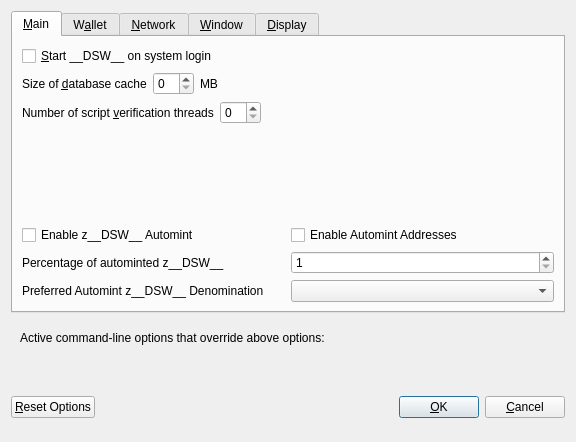
This is src/qt/forms/optionsdialog.ui in decenomy/DSW as Qt 5 draws it before an edit. The edited form follows.
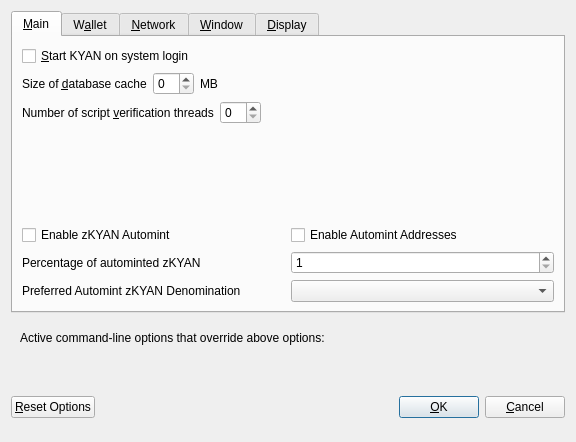
This is the edited form. Custom widgets are drawn as their Qt base class.

Patch:
```diff
--- a/src/qt/forms/optionsdialog.ui
+++ b/src/qt/forms/optionsdialog.ui
@@ -33,7 +33,7 @@
           <string>Automatically start __DSW__ after logging in to the system.</string>
          </property>
          <property name="text">
-          <string>&amp;Start __DSW__ on system login</string>
+          <string>&amp;Start KYAN on system login</string>
          </property>
         </widget>
        </item>
@@ -147,7 +147,7 @@
                <enum>Qt::LeftToRight</enum>
               </property>
               <property name="text">
-               <string>Enable z__DSW__ Automint</string>
+               <string>Enable zKYAN Automint</string>
               </property>
              </widget>
             </item>
@@ -174,7 +174,7 @@
                <string>Percentage of incoming __DSW__ which get automatically converted to z__DSW__ via Zerocoin Protocol (min: 10%)</string>
               </property>
               <property name="text">
-               <string>Percentage of autominted z__DSW__</string>
+               <string>Percentage of autominted zKYAN</string>
               </property>
              </widget>
             </item>
@@ -207,7 +207,7 @@
                <string>Wait with automatic conversion to Zerocoin until enough __DSW__ for this denomination is available</string>
               </property>
               <property name="text">
-               <string>Preferred Automint z__DSW__ Denomination</string>
+               <string>Preferred Automint zKYAN Denomination</string>
               </property>
              </widget>
             </item>
```
Left out of the diff: 20 changed lines with no effect on the pictures.
